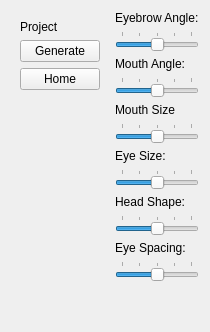
pemj/MayaPy, file resources/widget/ChernoffFaceWidget/widget.ui: the form before one commit.
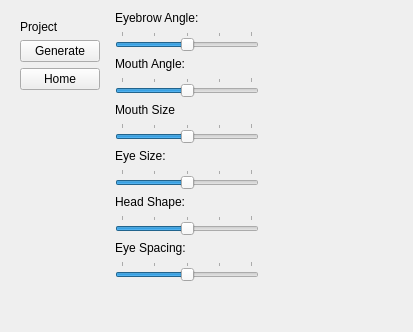
The form after the commit.

Commit message:
Slight UI Mods, cleaned up deformers in face.ma
Went through most of the deformer permutations via the python application
and tweaked the deformers as needed in the face.ma scene.
Also removed the grid from the face.ma scene.

The edit to the form file:
```diff
--- a/resources/widget/ChernoffFaceWidget/widget.ui
+++ b/resources/widget/ChernoffFaceWidget/widget.ui
@@ -6,7 +6,7 @@
    <rect>
     <x>0</x>
     <y>0</y>
-    <width>205</width>
+    <width>413</width>
     <height>332</height>
    </rect>
   </property>
@@ -80,6 +80,9 @@
        <property name="singleStep">
         <number>10</number>
        </property>
+       <property name="pageStep">
+        <number>50</number>
+       </property>
        <property name="orientation">
         <enum>Qt::Horizontal</enum>
        </property>
@@ -115,6 +118,9 @@
        <property name="singleStep">
         <number>10</number>
        </property>
+       <property name="pageStep">
+        <number>50</number>
+       </property>
        <property name="orientation">
         <enum>Qt::Horizontal</enum>
        </property>
@@ -150,6 +156,9 @@
        <property name="singleStep">
         <number>10</number>
        </property>
+       <property name="pageStep">
+        <number>50</number>
+       </property>
        <property name="tracking">
         <bool>false</bool>
        </property>
@@ -194,6 +203,9 @@
        <property name="singleStep">
         <number>10</number>
        </property>
+       <property name="pageStep">
+        <number>50</number>
+       </property>
        <property name="orientation">
         <enum>Qt::Horizontal</enum>
        </property>
@@ -229,6 +241,9 @@
        <property name="singleStep">
         <number>10</number>
        </property>
+       <property name="pageStep">
+        <number>50</number>
+       </property>
        <property name="orientation">
         <enum>Qt::Horizontal</enum>
        </property>
@@ -264,6 +279,9 @@
        <property name="singleStep">
         <number>10</number>
        </property>
+       <property name="pageStep">
+        <number>50</number>
+       </property>
        <property name="orientation">
         <enum>Qt::Horizontal</enum>
        </property>
```
Left out of the diff: 2 changed lines with no effect on the pictures. The commit also changes 2 other files.
